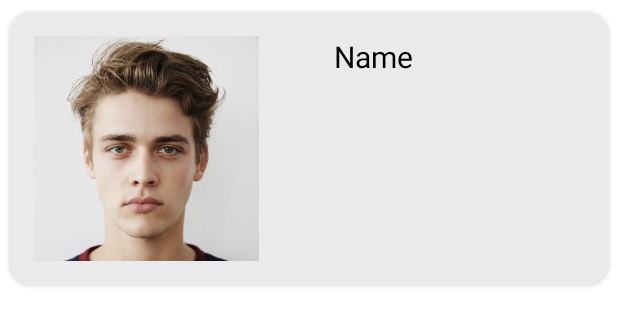
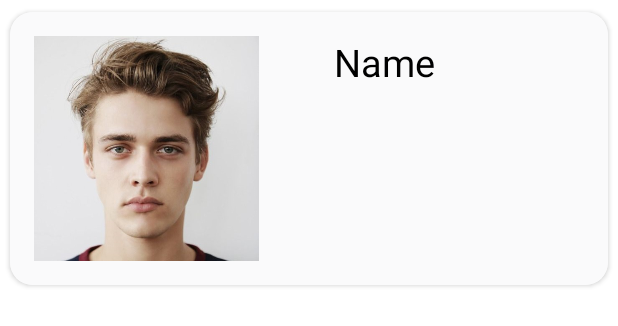
Before and after one commit to navneetsingh6122/MobileAppFinalProject, an Android app: the layout shoulder.xml on its own in the app's theme, with its tools: preview values and no code run, on a phone screen of 412 x 824 dp. Shown: the top 326 px of the screen. Run offline under Robolectric (Android 15) with nearby library versions, the phone set to English and light mode, and no system bars; Roboto replaces fonts that are not available here.

Commit message:
Adding more exercise

```diff
--- a/app/src/main/res/layout/activity_shoulder_exercise.xml
+++ b/app/src/main/res/layout/activity_shoulder_exercise.xml
@@ -12,5 +12,6 @@
     <androidx.recyclerview.widget.RecyclerView
         android:id="@+id/Shoulderrecycler"
         android:layout_width="match_parent"
-        android:layout_height="match_parent" />
+        android:layout_height="match_parent"
+        android:background="#E8E5E5" />
 </LinearLayout>
--- a/app/src/main/res/layout/shoulder.xml
+++ b/app/src/main/res/layout/shoulder.xml
@@ -12,7 +12,7 @@
     <RelativeLayout
         android:layout_width="match_parent"
         android:layout_height="wrap_content"
-        android:background="#EAEAEC"
+        android:background="#FAFAFB"
         android:padding="16dp">
 
         <ImageView
@@ -34,7 +34,7 @@
             android:fontFamily="@font/cairo"
             android:text="Name"
             android:textColor="#000"
-            android:textSize="20dp" />
+            android:textSize="25dp" />
 
 
     </RelativeLayout>
```
Also changed, not shown: app/src/main/res/layout/activity_shoulder_description.xml (+5 -2 lines).
